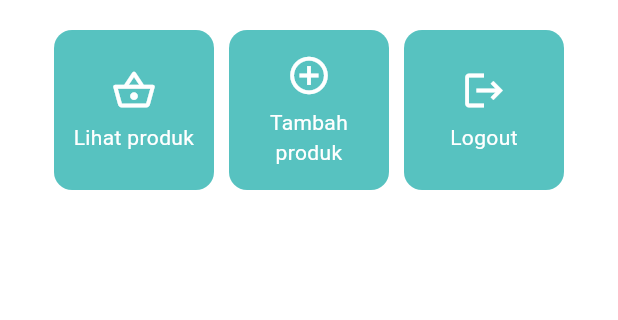
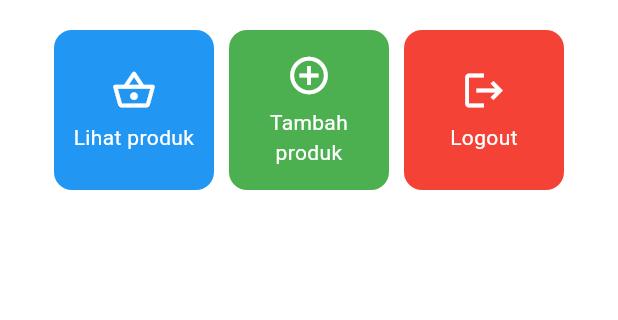
Before and after one commit to Gebxby/gavel-shop-mobile, a Flutter app: the screen it shows after launch, on a phone screen of 412 x 824 dp, the part 357-677 px from its top. Run offline on Flutter 3.47's test engine with Material 3 defaults, Android fonts, the phone set to English and light mode, and no system bars.

Commit message:
add new menu

```diff
--- a/lib/main.dart
+++ b/lib/main.dart
@@ -15,7 +15,7 @@ class MyApp extends StatelessWidget {
       theme: ThemeData(
         colorScheme: ColorScheme.fromSwatch(
           primarySwatch: Colors.blue,
-        ).copyWith(secondary: const Color.fromARGB(255, 87, 194, 192)),
+        ),
         useMaterial3: true,
       ),
       home: const MyHomePage(title: 'gavel shop'),
--- a/lib/menu.dart
+++ b/lib/menu.dart
@@ -11,9 +11,9 @@ class MyHomePage extends StatefulWidget {
 
 class _MyHomePageState extends State<MyHomePage> {
   final List<ItemHomepage> items = [
-    ItemHomepage("Lihat produk", Icons.shopping_basket_outlined),
-    ItemHomepage("Tambah produk", Icons.add_circle_outline),
-    ItemHomepage("Logout", Icons.logout),
+    ItemHomepage("Lihat produk", Icons.shopping_basket_outlined, Colors.blue),
+    ItemHomepage("Tambah produk", Icons.add_circle_outline, Colors.green),
+    ItemHomepage("Logout", Icons.logout, Colors.red),
   ];
 
   final String name = "Gabriel gantenk";
@@ -87,7 +87,7 @@ class ItemCard extends StatelessWidget {
   @override
   Widget build(BuildContext context) {
     return Material(
-      color: Theme.of(context).colorScheme.secondary,
+      color: item.color, // Menggunakan warna dari item
       borderRadius: BorderRadius.circular(12),
       child: InkWell(
         onTap: () {
@@ -154,6 +154,7 @@ class InfoCard extends StatelessWidget {
 class ItemHomepage {
   final String name;
   final IconData icon;
+  final Color color; // Properti baru untuk warna
 
-  ItemHomepage(this.name, this.icon);
+  ItemHomepage(this.name, this.icon, this.color);
 }
```
